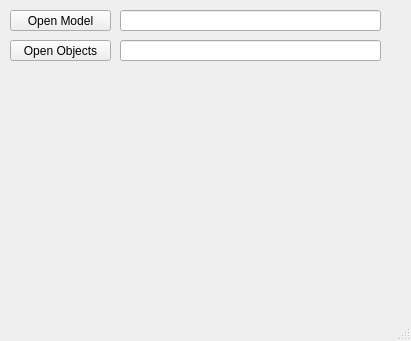
Qt form mainwindow.ui (Andoku/AviaEditor) before a commit.
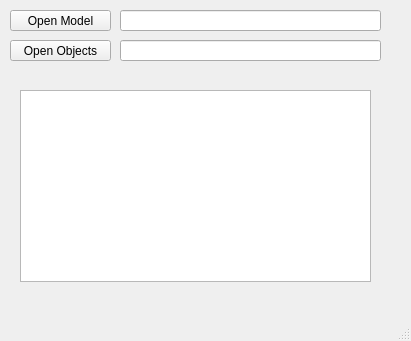
The same form after that commit.

```diff
--- a/mainwindow.ui
+++ b/mainwindow.ui
@@ -66,6 +66,16 @@
      <bool>true</bool>
     </property>
    </widget>
+   <widget class="QTableView" name="tableView">
+    <property name="geometry">
+     <rect>
+      <x>20</x>
+      <y>90</y>
+      <width>351</width>
+      <height>192</height>
+     </rect>
+    </property>
+   </widget>
   </widget>
   <widget class="QStatusBar" name="statusBar"/>
   <widget class="QMenuBar" name="menuBar">
```
